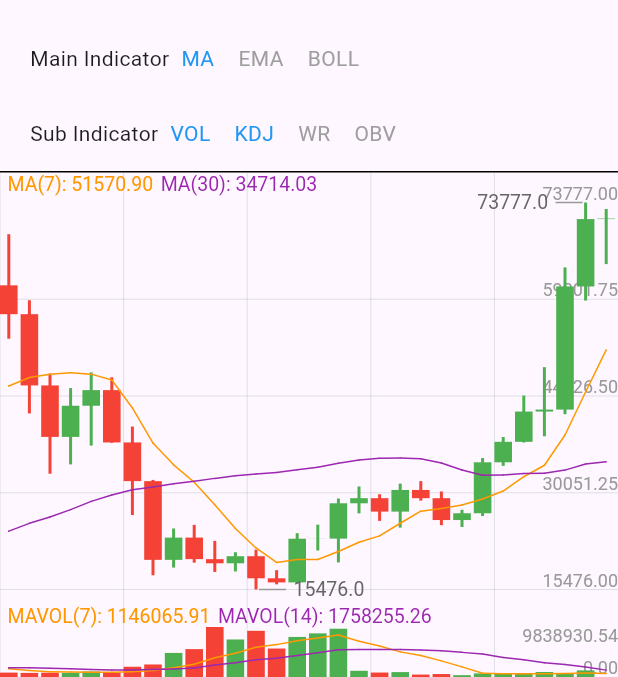
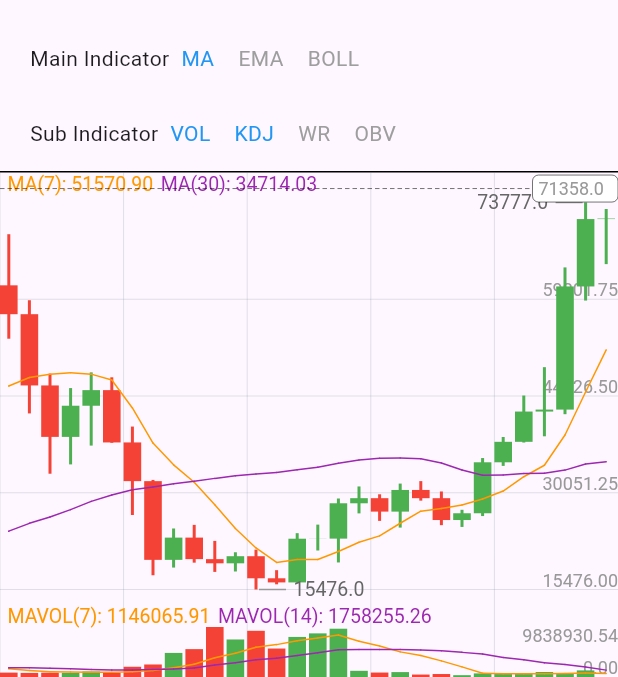
Before and after one commit to AscenX/flutter_kline, a Flutter app: the screen it shows after launch, on a phone screen of 412 x 824 dp, the part 63-740 px from its top. Run offline on Flutter 3.47's test engine with Material 3 defaults, Android fonts, the phone set to English and light mode, and no system bars.

Commit message:
feat:current price

```diff
--- a/lib/kline_controller.dart
+++ b/lib/kline_controller.dart
@@ -123,11 +123,11 @@ class KLineController {
 
   List<Color> indicatorColors = [Colors.orange, Colors.purple, Colors.blue];
 
-  static double getItemWidth(double width) {
+  static double getItemWidth(double totalWidth) {
     double spacing = KLineController.shared.spacing;
     int itemCount = KLineController.shared.itemCount;
-    // 蜡烛宽度 = 总宽度 / 蜡烛数 - 蜡烛之间的间距，间距数量和蜡烛数量相等
-    double itemW = width / itemCount - spacing;
+    // item width = total width / item count - spacing
+    double itemW = totalWidth / itemCount - spacing;
     KLineController.shared.itemWidth = itemW;
     return itemW;
   }
--- a/lib/kline_painter.dart
+++ b/lib/kline_painter.dart
@@ -42,6 +42,16 @@ class KLinePainter extends CustomPainter {
   final _rulerPaint = Paint()
     ..style = PaintingStyle.stroke
     ..color = Colors.blueGrey.withOpacity(0.2);
+
+  final _currentPricePaint = Paint()
+    ..style = PaintingStyle.stroke
+    ..color = Colors.black54
+    ..isAntiAlias = true;
+
+  final _currentPriceBgPaint = Paint()
+    ..style = PaintingStyle.fill
+    ..color = Colors.white
+    ..isAntiAlias = true;
 
   // draw kline
 
@@ -266,18 +276,25 @@ class KLinePainter extends CustomPainter {
             top: subTop, lineColors: KLineController.shared.indicatorColors);
       }
     }
+
+    // draw current price
+    double currentPrice = klineData.last.close;
+    double currentPriceRate = (1 - (currentPrice - lowest) / (highest - lowest));
+    currentPriceRate = currentPriceRate > 1 ? 1 : currentPriceRate;
+    currentPriceRate = currentPriceRate < 0 ? 0 : currentPriceRate;
+    drawCurrentPrice(canvas, currentPrice.toString(), Offset(size.width - 56, currentPriceRate * mainHeight));
   }
 
   void drawSubIndicatorRulerText(Canvas canvas, double height, double width, double top, double highest, double lowest, Size canvasSize) {
     // draw highest text
-    drawText(canvas, highest.toStringAsFixed(2), Offset(width - 56, top + KLineController.shared.indicatorInfoHeight), canvasSize, width: 56);
+    drawText(canvas, highest.toStringAsFixed(2), Offset(width - 56, top + KLineController.shared.indicatorInfoHeight), width: 56);
 
     // draw lowest text
-    drawText(canvas, lowest.toStringAsFixed(2), Offset(width - 56, top + height - 14.0), canvasSize, width: 56);
+    drawText(canvas, lowest.toStringAsFixed(2), Offset(width - 56, top + height - 14.0), width: 56);
   }
 
   /// draw Text in canvas
-  void drawText(Canvas canvas, String text, Offset offset, Size canvasSize, {double? width}) {
+  void drawText(Canvas canvas, String text, Offset offset, {double? width}) {
     final painter = TextPainter(
         textDirection: TextDirection.ltr,
         maxLines: 1,
@@ -328,7 +345,21 @@ class KLinePainter extends CustomPainter {
       // draw horizontal line
       if (i > 0) canvas.drawLine(Offset(0, height * i / 4 + top), Offset(width, height * i / 4 + top), _rulerPaint);
       // draw rule text
-      drawText(canvas, '${(highestPrice - priceOffset * i / 4).toStringAsFixed(2)}', Offset(width - 56, scaleHeight * i / 4 + scaleTop - 12), canvasSize, width: 56);
+      drawText(canvas, '${(highestPrice - priceOffset * i / 4).toStringAsFixed(2)}', Offset(width - 56, scaleHeight * i / 4 + scaleTop - 12), width: 56);
+    }
+  }
+
+  void drawCurrentPrice(Canvas canvas, String currentPrice, Offset offset) {
+    canvas.drawRRect(RRect.fromLTRBR(offset.dx - 1, offset.dy - 9, offset.dx + 56, offset.dy + 9, const Radius.circular(4)), _currentPriceBgPaint);
+    canvas.drawRRect(RRect.fromLTRBR(offset.dx - 1, offset.dy - 9, offset.dx + 56, offset.dy + 9, const Radius.circular(4)), _currentPricePaint);
+    drawText(canvas, currentPrice, Offset(offset.dx + 3, offset.dy - 6));
+
+    // 画虚线
+    double startX = 0.0;
+    double dashWidth = 3.0;
+    while (startX < offset.dx - 2) {
+      canvas.drawLine(Offset(startX, offset.dy), Offset(startX + dashWidth, offset.dy), _currentPricePaint);
+      startX += 5.0;
     }
   }
 
--- a/lib/kline_view.dart
+++ b/lib/kline_view.dart
@@ -1,5 +1,3 @@
-import 'dart:async';
-
 import 'package:flutter/material.dart';
 import 'package:kline/kline_controller.dart';
 import 'package:kline/kline_data.dart';
@@ -105,8 +103,8 @@ class _KLineViewState extends State<KLineView> {
       margin: KLineController.shared.klineMargin,
       child: LayoutBuilder(
         builder: (ctx, constraints) {
-          double containerW = constraints.biggest.width;
-          double containerH = constraints.biggest.height;
+          double containerW = constraints.maxWidth;
+          double containerH = constraints.maxHeight;
 
           int itemCount = KLineController.shared.itemCount;
           double itemW = KLineController.getItemWidth(containerW);
```
Also changed, not shown: pubspec.lock, 1 other file.
